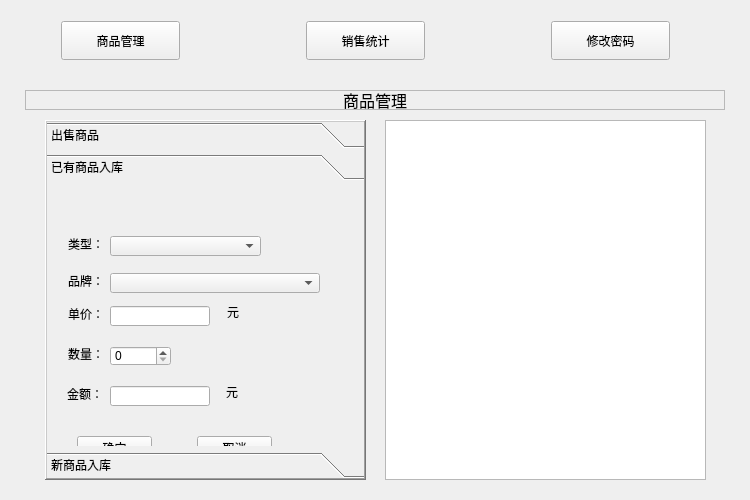
Old version of the form other/Qt及Quick开发实战精解/src/4/4-2/manager/widget.ui in the repository github-jxm/QtCrearor_fast_learn.
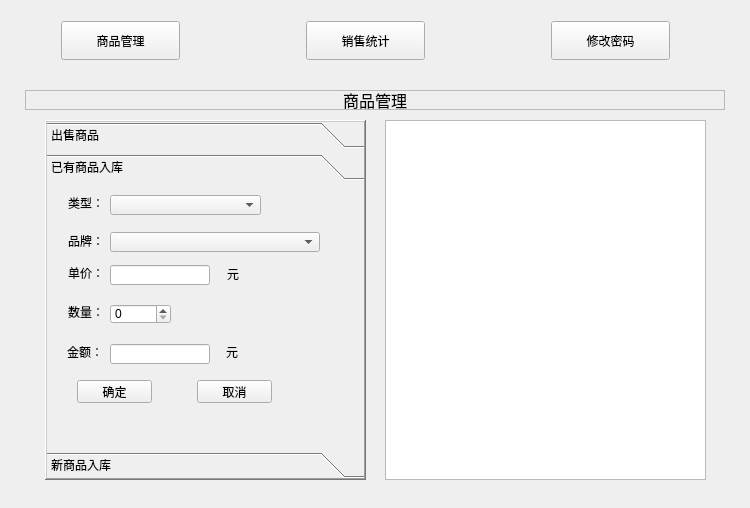
New version of the form. The open tabs and pages were chosen to show the change.

```diff
--- a/other/Qt及Quick开发实战精解/src/4/4-2/manager/widget.ui
+++ b/other/Qt及Quick开发实战精解/src/4/4-2/manager/widget.ui
@@ -7,7 +7,7 @@
     <x>0</x>
     <y>0</y>
     <width>750</width>
-    <height>500</height>
+    <height>508</height>
    </rect>
   </property>
   <property name="windowTitle">
@@ -356,7 +356,7 @@
         <x>0</x>
         <y>0</y>
         <width>317</width>
-        <height>278</height>
+        <height>254</height>
        </rect>
       </property>
       <attribute name="label">
@@ -366,7 +366,7 @@
        <property name="geometry">
         <rect>
          <x>21</x>
-         <y>50</y>
+         <y>9</y>
          <width>36</width>
          <height>16</height>
         </rect>
@@ -379,7 +379,7 @@
        <property name="geometry">
         <rect>
          <x>21</x>
-         <y>87</y>
+         <y>47</y>
          <width>36</width>
          <height>16</height>
         </rect>
@@ -392,7 +392,7 @@
        <property name="geometry">
         <rect>
          <x>21</x>
-         <y>120</y>
+         <y>79</y>
          <width>36</width>
          <height>16</height>
         </rect>
@@ -405,7 +405,7 @@
        <property name="geometry">
         <rect>
          <x>21</x>
-         <y>160</y>
+         <y>118</y>
          <width>36</width>
          <height>16</height>
         </rect>
@@ -418,7 +418,7 @@
        <property name="geometry">
         <rect>
          <x>30</x>
-         <y>250</y>
+         <y>194</y>
          <width>75</width>
          <height>23</height>
         </rect>
@@ -431,7 +431,7 @@
        <property name="geometry">
         <rect>
          <x>150</x>
-         <y>250</y>
+         <y>194</y>
          <width>75</width>
          <height>23</height>
         </rect>
@@ -444,7 +444,7 @@
        <property name="geometry">
         <rect>
          <x>63</x>
-         <y>50</y>
+         <y>9</y>
          <width>151</width>
          <height>20</height>
         </rect>
@@ -454,7 +454,7 @@
        <property name="geometry">
         <rect>
          <x>63</x>
-         <y>120</y>
+         <y>79</y>
          <width>100</width>
          <height>20</height>
         </rect>
@@ -464,7 +464,7 @@
        <property name="geometry">
         <rect>
          <x>63</x>
-         <y>87</y>
+         <y>46</y>
          <width>210</width>
          <height>20</height>
         </rect>
@@ -474,9 +474,9 @@
        <property name="geometry">
         <rect>
          <x>180</x>
-         <y>120</y>
+         <y>80</y>
          <width>54</width>
-         <height>12</height>
+         <height>16</height>
         </rect>
        </property>
        <property name="text">
@@ -487,7 +487,7 @@
        <property name="geometry">
         <rect>
          <x>63</x>
-         <y>200</y>
+         <y>158</y>
          <width>100</width>
          <height>20</height>
         </rect>
@@ -497,9 +497,9 @@
        <property name="geometry">
         <rect>
          <x>179</x>
-         <y>200</y>
+         <y>156</y>
          <width>54</width>
-         <height>12</height>
+         <height>20</height>
         </rect>
        </property>
        <property name="text">
@@ -510,7 +510,7 @@
        <property name="geometry">
         <rect>
          <x>20</x>
-         <y>200</y>
+         <y>158</y>
          <width>36</width>
          <height>16</height>
         </rect>
@@ -523,7 +523,7 @@
        <property name="geometry">
         <rect>
          <x>63</x>
-         <y>160</y>
+         <y>118</y>
          <width>61</width>
          <height>20</height>
         </rect>
```
Left out of the diff: 44 changed lines with no effect on the pictures.
